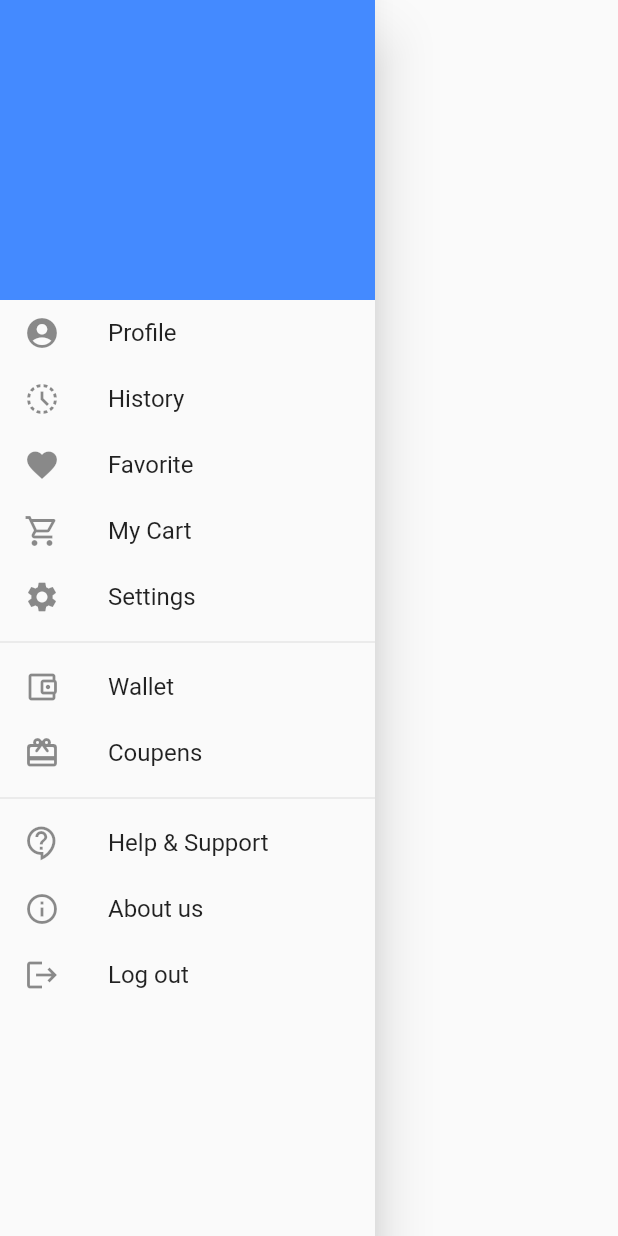
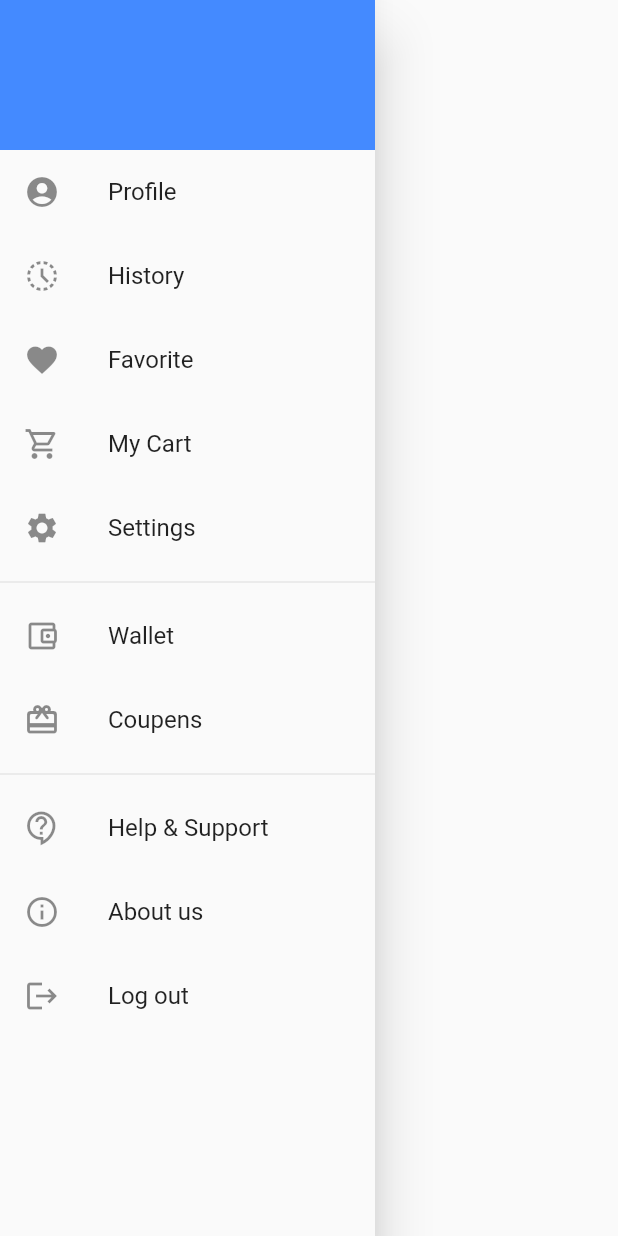
Before and after one commit to smitkachhadiya/myrestaurant, a Flutter app: the NavigationDrawer widget shown alone on an empty page, opened directly, on a phone screen of 412 x 824 dp. Run offline on Flutter 3.47's test engine with Material 2 defaults, Android fonts, the phone set to English and light mode, and no system bars; our stand-ins replace animated_splash_screen, firebase_core, firebase_database, loading_animation_widget; missing offline and left inert: flutter_image_slider; accounts and stored records are empty.

Commit message:
committed successfully 1

```diff
--- a/lib/HomePageCenter.dart
+++ b/lib/HomePageCenter.dart
@@ -52,6 +52,7 @@ class _HomePageCenterState extends State<HomePageCenter> {
                   child: Carousel(
                     autoScroll: true,
                     indicatorHeight: 8,
+                    isCircle: true,
                     autoScrollDuration: Duration(seconds: 3),
                     indicatorBarColor: Colors.transparent,
                     items : [
@@ -65,20 +66,29 @@ class _HomePageCenterState extends State<HomePageCenter> {
                 SizedBox(height: 4,),
                 Padding(padding: EdgeInsets.all(20),
                   child: Container(
-                    height: 80,
+                    height: 200,
                     width: double.infinity,
                     decoration: BoxDecoration(
                         border: Border.all(color: Color(0xFFe66700)),
                         shape: BoxShape.rectangle,
                         borderRadius: BorderRadiusDirectional.all(Radius.circular(30))),
-                    child: TextButton(
+                    child: Column(
+                      children: [
+                        Container(
+                          height: 130,width: double.infinity,
+                          decoration: BoxDecoration(
+                              borderRadius: BorderRadiusDirectional.only(topStart: Radius.circular(30),topEnd: Radius.circular(30)),
+                              image: DecorationImage(image: AssetImage("assets/images/mainbg3.png"),fit: BoxFit.cover)
+                          ),
+                        ),
+                       TextButton(
                         onPressed: (){
                           Navigator.push(context,MaterialPageRoute(builder: (context) => HomePageSearchPage()));
                           },
                         child: Row(
                           children: [
                           Padding(
-                          padding: const EdgeInsets.only(left: 30,right: 80),
+                            padding: const EdgeInsets.only(left: 30,right: 80,top: 10),
                             child: Text("Explore food",style: TextStyle(color: Color(0xFFe66700),fontSize: 30,),),
                           ),
                           Icon(Icons.fastfood_outlined,color: Color(0xFFe66700)),
@@ -86,12 +96,12 @@ class _HomePageCenterState extends State<HomePageCenter> {
                         style: ButtonStyle(
                           backgroundColor: MaterialStatePropertyAll(Colors.transparent),
                         ),
+                      ),],
                     ),
                   ),
                 ),
-
                 Container(
-                  height: 301,width: double.infinity,
+                  height: 200,width: double.infinity,
                   decoration: BoxDecoration(
                       image: DecorationImage(
                         image: AssetImage("assets/images/mainbg2.png",),
@@ -119,25 +129,25 @@ class NavigationDrawer extends StatelessWidget{
     child: SingleChildScrollView(
       child: Column(
         children: [Padding(padding: EdgeInsets.zero),
-          Container(height: 200,color: Colors.blueAccent,),
+          Container(height: 100,color: Colors.blueAccent,),
           Column(
             crossAxisAlignment: CrossAxisAlignment.start,
             children: [
-              ListTile(visualDensity: VisualDensity(horizontal: 0,vertical: -3),leading: Icon(Icons.account_circle),
-                title: Text("Profile"),
-                onTap: (){Navigator.push(
-                    context,MaterialPageRoute(builder: (context) => HomePageCart()));},),
-              ListTile(visualDensity: VisualDensity(horizontal: 0,vertical: -3),leading: Icon(Icons.history_toggle_off), title: Text("History"), onTap: (){},),
-              ListTile(visualDensity: VisualDensity(horizontal: 0,vertical: -3),leading: Icon(Icons.favorite), title: Text("Favorite"), onTap: (){},),
-              ListTile(visualDensity: VisualDensity(horizontal: 0,vertical: -3),leading: Icon(Icons.shopping_cart_outlined),title: Text("My Cart"),onTap: (){},),
-              ListTile(visualDensity: VisualDensity(horizontal: 0,vertical: -3),leading: Icon(Icons.settings),title: Text("Settings"),onTap: (){},),
+              ListTile(leading: Icon(Icons.account_circle),title: Text("Profile"), onTap: (){},),
+              ListTile(leading: Icon(Icons.history_toggle_off),title: Text("History"), onTap: (){},),
+              ListTile(leading: Icon(Icons.favorite), title: Text("Favorite"), onTap: (){},),
+              ListTile(leading: Icon(Icons.shopping_cart_outlined),title: Text("My Cart"),
+                onTap: (){
+                  Navigator.push(context,MaterialPageRoute(builder: (context) => HomePageCart()));
+                },),
+              ListTile(leading: Icon(Icons.settings),title: Text("Settings"),onTap: (){},),
               Divider(),
-              ListTile(visualDensity: VisualDensity(horizontal: 0,vertical: -3),leading: Icon(Icons.account_balance_wallet_outlined),title: Text("Wallet"),onTap: (){},),
-              ListTile(visualDensity: VisualDensity(horizontal: 0,vertical: -3),leading: Icon(Icons.wallet_giftcard_rounded),title: Text("Coupens"),onTap: (){},),
+              ListTile(leading: Icon(Icons.account_balance_wallet_outlined),title: Text("Wallet"),onTap: (){},),
+              ListTile(leading: Icon(Icons.wallet_giftcard_rounded),title: Text("Coupens"),onTap: (){},),
               Divider(),
-              ListTile(visualDensity: VisualDensity(horizontal: 0,vertical: -3),leading: Icon(Icons.contact_support_outlined),title: Text("Help & Support"),onTap: (){},),
-              ListTile(visualDensity: VisualDensity(horizontal: 0,vertical: -3),leading: Icon(Icons.info_outlined),title: Text("About us"),onTap: (){},),
-              ListTile(visualDensity: VisualDensity(horizontal: 0,vertical: -3), leading: Icon(Icons.logout),
+              ListTile(leading: Icon(Icons.contact_support_outlined),title: Text("Help & Support"),onTap: (){},),
+              ListTile(leading: Icon(Icons.info_outlined),title: Text("About us"),onTap: (){},),
+              ListTile(leading: Icon(Icons.logout),
                 title: Text("Log out"),
                 onTap: (){Navigator.push(
                     context,MaterialPageRoute(builder: (context) => loginpage()));},),
--- a/pubspec.yaml
+++ b/pubspec.yaml
@@ -156,6 +156,7 @@ flutter:
       - assets/images/offer3.jpg
       - assets/images/mainbg.png
       - assets/images/mainbg2.png
+      - assets/images/mainbg3.png
       - assets/images/plate2.png
    #   - images/a_dot_ham.jpeg
 
```
Also changed, not shown: assets/images/mainbg3.png (added). Lines whose indentation alone changed are shown as unchanged.
